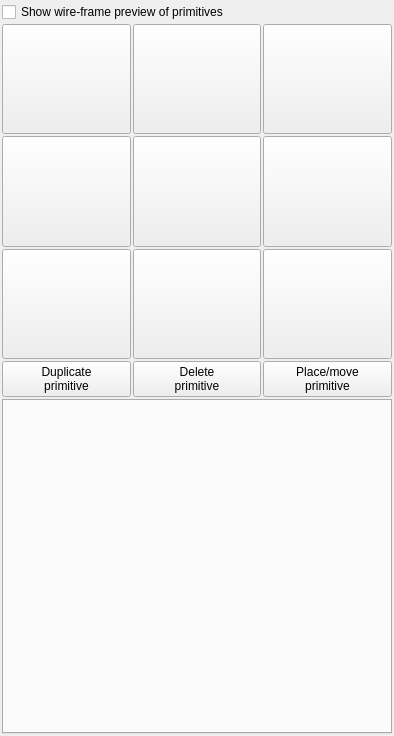
Qt form mandelbulber2/qt/primitives_manager.ui (buddhi1980/mandelbulber2) before a commit.
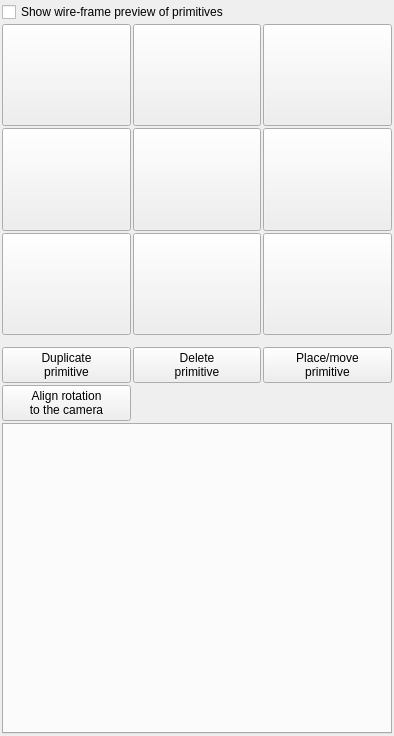
The same form after that commit. Icons and pictures are not drawn. Custom widgets are drawn as their Qt base class.

Commit message: Added button AlignRotation to PrimitivesManager

```diff
--- a/mandelbulber2/qt/primitives_manager.ui
+++ b/mandelbulber2/qt/primitives_manager.ui
@@ -251,30 +251,11 @@
     </layout>
    </item>
    <item>
-    <layout class="QHBoxLayout" name="horizontalLayout">
-     <item>
-      <widget class="QPushButton" name="pushButton_duplicatePrimitive">
-       <property name="toolTip">
-        <string>&lt;html&gt;&lt;head/&gt;&lt;body&gt;&lt;p&gt;Duplicate the selected light source. All parameters will be copied to the new one.&lt;/p&gt;&lt;/body&gt;&lt;/html&gt;</string>
-       </property>
-       <property name="text">
-        <string>Duplicate
-primitive</string>
-       </property>
-      </widget>
-     </item>
-     <item>
-      <widget class="QPushButton" name="pushButton_deletePrimitive">
-       <property name="toolTip">
-        <string>&lt;html&gt;&lt;head/&gt;&lt;body&gt;&lt;p&gt;Delete the selected light source.&lt;/p&gt;&lt;/body&gt;&lt;/html&gt;</string>
-       </property>
-       <property name="text">
-        <string>Delete
-primitive</string>
-       </property>
-      </widget>
-     </item>
-     <item>
+    <layout class="QGridLayout" name="gridLayout">
+     <property name="topMargin">
+      <number>10</number>
+     </property>
+     <item row="0" column="2">
       <widget class="QPushButton" name="pushButton_placePrimitive">
        <property name="toolTip">
         <string>&lt;html&gt;&lt;head/&gt;&lt;body&gt;&lt;p&gt;Place a light source using the mouse pointer.&lt;/p&gt;&lt;p&gt;Light position (for selected light tab) can be manipulated in following ways:&lt;/p&gt;&lt;p&gt;- mouse click on the image places light in front of selected point (offset by placement distance.) Placement distance from the selected point can be adjusted using mouse wheel + alt key.&lt;/p&gt;&lt;p&gt;- move light by dragging the mouse pointer while holding left mouse button. Moves light while maintaining placement distance&lt;/p&gt;&lt;p&gt;- rotating mouse wheel while holding control key moves light forward/backward&lt;/p&gt;&lt;/body&gt;&lt;/html&gt;</string>
@@ -285,6 +266,39 @@
        </property>
       </widget>
      </item>
+     <item row="0" column="1">
+      <widget class="QPushButton" name="pushButton_deletePrimitive">
+       <property name="toolTip">
+        <string>&lt;html&gt;&lt;head/&gt;&lt;body&gt;&lt;p&gt;Delete the selected light source.&lt;/p&gt;&lt;/body&gt;&lt;/html&gt;</string>
+       </property>
+       <property name="text">
+        <string>Delete
+primitive</string>
+       </property>
+      </widget>
+     </item>
+     <item row="0" column="0">
+      <widget class="QPushButton" name="pushButton_duplicatePrimitive">
+       <property name="toolTip">
+        <string>&lt;html&gt;&lt;head/&gt;&lt;body&gt;&lt;p&gt;Duplicate the selected light source. All parameters will be copied to the new one.&lt;/p&gt;&lt;/body&gt;&lt;/html&gt;</string>
+       </property>
+       <property name="text">
+        <string>Duplicate
+primitive</string>
+       </property>
+      </widget>
+     </item>
+     <item row="1" column="0">
+      <widget class="QPushButton" name="pushButton_alignRotation">
+       <property name="toolTip">
+        <string>&lt;html&gt;&lt;head/&gt;&lt;body&gt;&lt;p&gt;Duplicate the selected light source. All parameters will be copied to the new one.&lt;/p&gt;&lt;/body&gt;&lt;/html&gt;</string>
+       </property>
+       <property name="text">
+        <string>Align rotation
+to the camera</string>
+       </property>
+      </widget>
+     </item>
     </layout>
    </item>
    <item>
```
The commit also changes 2 other files.
